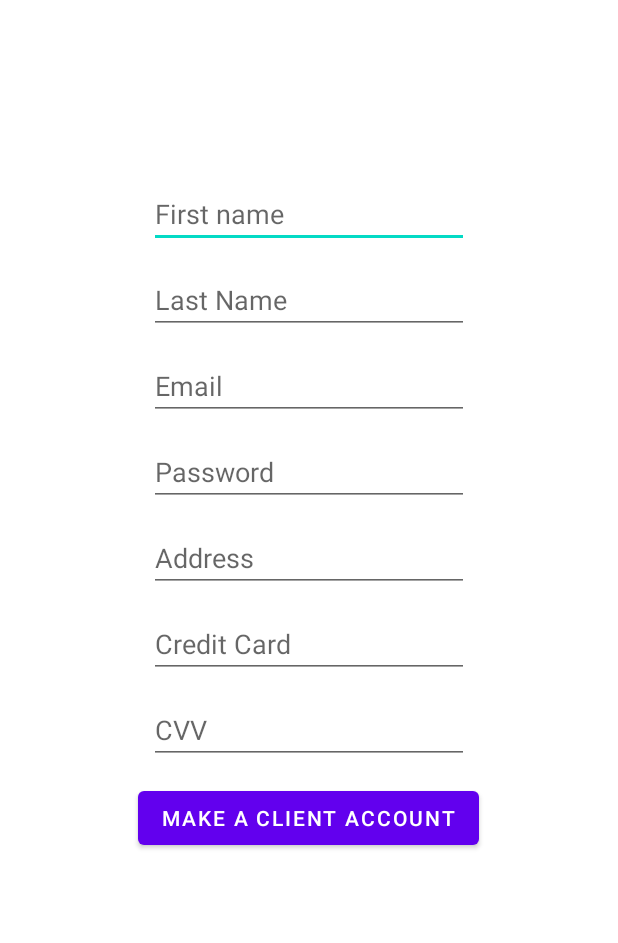
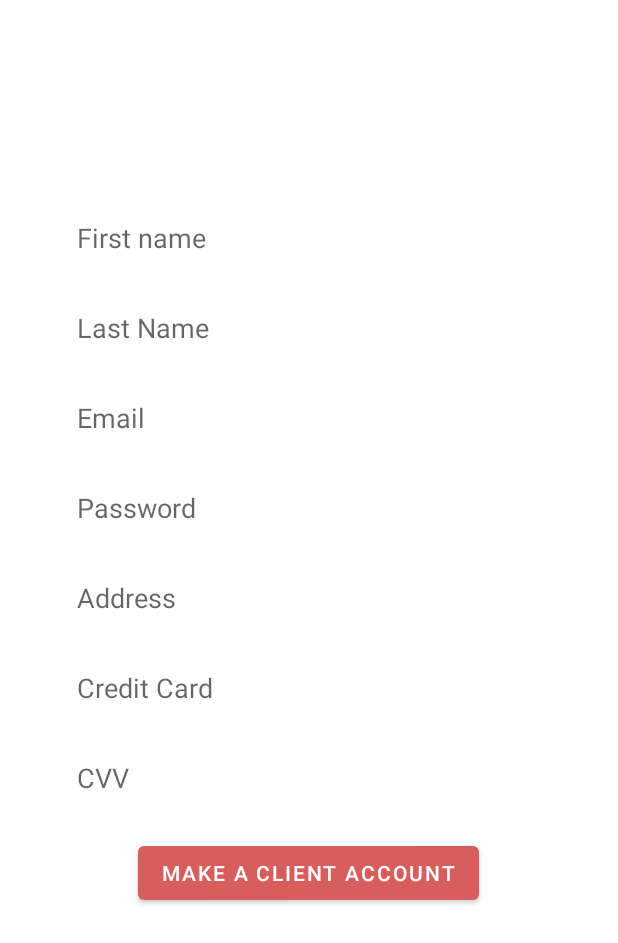
Before and after one commit to Jadmgh/Mealer-App, an Android app: the layout activity_register_client.xml on its own in the app's theme, with its tools: preview values and no code run, on a phone screen of 412 x 824 dp. Shown: the top 943 px of the screen. Run offline under Robolectric (Android 15) with nearby library versions, the phone set to English and light mode, and no system bars.

Commit message:
yasmeen first commit

```diff
--- a/app/app/src/main/res/layout/activity_register_client.xml
+++ b/app/app/src/main/res/layout/activity_register_client.xml
@@ -4,12 +4,28 @@
     xmlns:tools="http://schemas.android.com/tools"
     android:layout_width="match_parent"
     android:layout_height="match_parent"
-    tools:context=".RegisterClient">
+    android:padding="16dp"
+    tools:context=".RegisterClient"
+    >
+
+    <TextView
+        android:layout_width="match_parent"
+        android:layout_height="wrap_content"
+        android:text="Create Account"
+        android:layout_margin="22dp"
+        android:gravity="center"
+        android:textSize="30sp"
+        android:textColor="#0000"
+        android:textStyle="bold"></TextView>
+
+
+
+
 
     <EditText
         android:id="@+id/editFirstName"
-        android:layout_width="wrap_content"
-        android:layout_height="wrap_content"
+        android:layout_width="match_parent"
+        android:layout_height="50dp"
         android:ems="10"
         android:hint="First name"
         android:inputType="textPersonName"
@@ -17,85 +33,110 @@
         app:layout_constraintTop_toTopOf="parent"
         tools:layout_editor_absoluteX="100dp"
         android:layout_centerHorizontal="true"
-        android:layout_marginTop="120dp"/>
+        android:layout_marginTop="120dp"
+        android:layout_marginLeft="20dp"
+        android:layout_marginRight="20dp"
+        android:padding="15dp"
+        android:background="#FFFFFF"
+        android:textSize="18sp" />
+
 
     <EditText
         android:id="@+id/editLastName"
-        android:layout_width="wrap_content"
-        android:layout_height="wrap_content"
+        android:layout_width="match_parent"
+        android:layout_height="50dp"
         android:ems="10"
         android:hint="Last Name"
         android:inputType="textPersonName"
-        app:layout_constraintTop_toBottomOf="@+id/editFirstName"
-        tools:layout_editor_absoluteX="100dp"
-        android:layout_centerHorizontal="true"
         android:layout_below="@id/editFirstName"
-        android:layout_marginTop="12dp"/>
+        android:layout_marginTop="10dp"
+        android:layout_marginLeft="20dp"
+        android:layout_marginRight="20dp"
+        android:padding="15dp"
+        android:layout_centerInParent="true"
+        android:background="#FFFFFF"
+        android:textSize="18sp"/>
 
     <EditText
         android:id="@+id/editInputEmail"
-        android:layout_width="wrap_content"
-        android:layout_height="wrap_content"
+        android:layout_width="match_parent"
+        android:layout_height="50dp"
         android:ems="10"
         android:hint="Email"
         android:inputType="textEmailAddress"
-        app:layout_constraintTop_toBottomOf="@+id/editLastName"
-        tools:layout_editor_absoluteX="100dp"
-        android:layout_centerHorizontal="true"
+        android:layout_centerInParent="true"
         android:layout_below="@id/editLastName"
-        android:layout_marginTop="12dp"/>
+        android:layout_marginTop="10dp"
+        android:layout_marginLeft="20dp"
+        android:layout_marginRight="20dp"
+        android:padding="15dp"
+        android:background="#FFFFFF"
+        android:textSize="18sp"/>
 
     <EditText
         android:id="@+id/editMakePassword"
-        android:layout_width="wrap_content"
-        android:layout_height="wrap_content"
+        android:layout_width="match_parent"
+        android:layout_height="50dp"
         android:ems="10"
         android:hint="Password"
         android:inputType="textPassword"
-        app:layout_constraintTop_toBottomOf="@+id/editInputEmail"
-        tools:layout_editor_absoluteX="100dp"
-        android:layout_centerHorizontal="true"
+        android:layout_centerInParent="true"
         android:layout_below="@id/editInputEmail"
-        android:layout_marginTop="12dp"/>
+
+        android:layout_marginTop="10dp"
+        android:layout_marginLeft="20dp"
+        android:layout_marginRight="20dp"
+        android:padding="15dp"
+        android:background="#FFFFFF"
+        android:textSize="18sp"/>
 
     <EditText
         android:id="@+id/editAddress"
-        android:layout_width="wrap_content"
-        android:layout_height="wrap_content"
+        android:layout_width="match_parent"
+        android:layout_height="50dp"
         android:ems="10"
         android:hint="Address"
         android:inputType="textPersonName"
-        app:layout_constraintTop_toBottomOf="@+id/editCVV"
-        tools:layout_editor_absoluteX="103dp"
-        android:layout_centerHorizontal="true"
+        android:layout_centerInParent="true"
         android:layout_below="@id/editMakePassword"
-        android:layout_marginTop="12dp"/>
+        android:layout_marginTop="10dp"
+        android:layout_marginLeft="20dp"
+        android:layout_marginRight="20dp"
+        android:padding="15dp"
+        android:background="#FFFFFF"
+        android:textSize="18sp"/>
 
     <EditText
         android:id="@+id/editCreditCard"
-        android:layout_width="wrap_content"
-        android:layout_height="wrap_content"
+        android:layout_width="match_parent"
+        android:layout_height="50dp"
         android:ems="10"
         android:hint="Credit Card"
         android:inputType="textPersonName"
-        app:layout_constraintTop_toBottomOf="@+id/editMakePassword"
-        tools:layout_editor_absoluteX="100dp"
-        android:layout_centerHorizontal="true"
+        android:layout_centerInParent="true"
         android:layout_below="@id/editAddress"
-        android:layout_marginTop="12dp"/>
+        android:layout_marginTop="10dp"
+        android:layout_marginLeft="20dp"
+        android:layout_marginRight="20dp"
+        android:padding="15dp"
+        android:background="#FFFFFF"
+        android:textSize="18sp"/>
 
     <EditText
         android:id="@+id/editCVV"
-        android:layout_width="wrap_content"
-        android:layout_height="wrap_content"
+        android:layout_width="match_parent"
+        android:layout_height="50dp"
         android:ems="10"
         android:hint="CVV"
         android:inputType="textPersonName"
-        app:layout_constraintTop_toBottomOf="@+id/editCreditCard"
-        tools:layout_editor_absoluteX="100dp"
-        android:layout_centerHorizontal="true"
+        android:layout_centerInParent="true"
         android:layout_below="@id/editCreditCard"
-        android:layout_marginTop="12dp"/>
+        android:layout_marginTop="10dp"
+        android:layout_marginLeft="20dp"
+        android:layout_marginRight="20dp"
+        android:padding="15dp"
+        android:background="#FFFFFF"
+        android:textSize="18sp"/>
 
     <Button
         android:id="@+id/btnMakeClient"
--- a/app/app/src/main/res/values/colors.xml
+++ b/app/app/src/main/res/values/colors.xml
@@ -1,10 +1,12 @@
 <?xml version="1.0" encoding="utf-8"?>
 <resources>
-    <color name="purple_200">#FFBB86FC</color>
-    <color name="purple_500">#FF6200EE</color>
+    <color name="black">#070706</color>
+    <color name="purple_500">#D85D5D</color>
     <color name="purple_700">#FF3700B3</color>
     <color name="teal_200">#FF03DAC5</color>
     <color name="teal_700">#FF018786</color>
-    <color name="black">#FF000000</color>
+    <color name="red">#C54139</color>
     <color name="white">#FFFFFFFF</color>
+    <color name="purple_200">#FFFFFFFF</color>
+
 </resources>
--- a/app/app/src/main/res/values/themes.xml
+++ b/app/app/src/main/res/values/themes.xml
@@ -1,6 +1,6 @@
 <resources xmlns:tools="http://schemas.android.com/tools">
     <!-- Base application theme. -->
-    <style name="Theme.SEGProjectApp" parent="Theme.MaterialComponents.DayNight.DarkActionBar">
+    <style name="Theme.SEGProjectApp" parent="Theme.MaterialComponents.DayNight.NoActionBar">
         <!-- Primary brand color. -->
         <item name="colorPrimary">@color/purple_500</item>
         <item name="colorPrimaryVariant">@color/purple_700</item>
```
Also changed, not shown: app/app/src/main/res/layout/activity_main.xml (+64 -18 lines).
